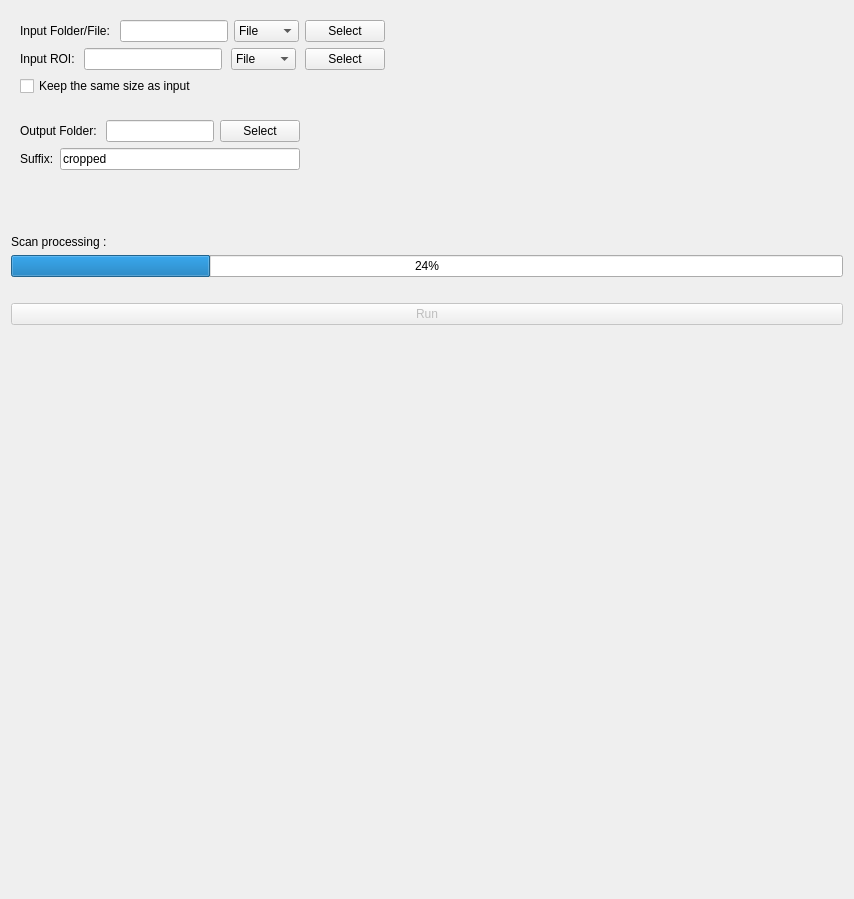
Old version of the form AutoCrop3D/Crop_Volumes_UI/Resources/UI/AutoCrop3D.ui in the repository DCBIA-OrthoLab/SlicerAutomatedDentalTools.
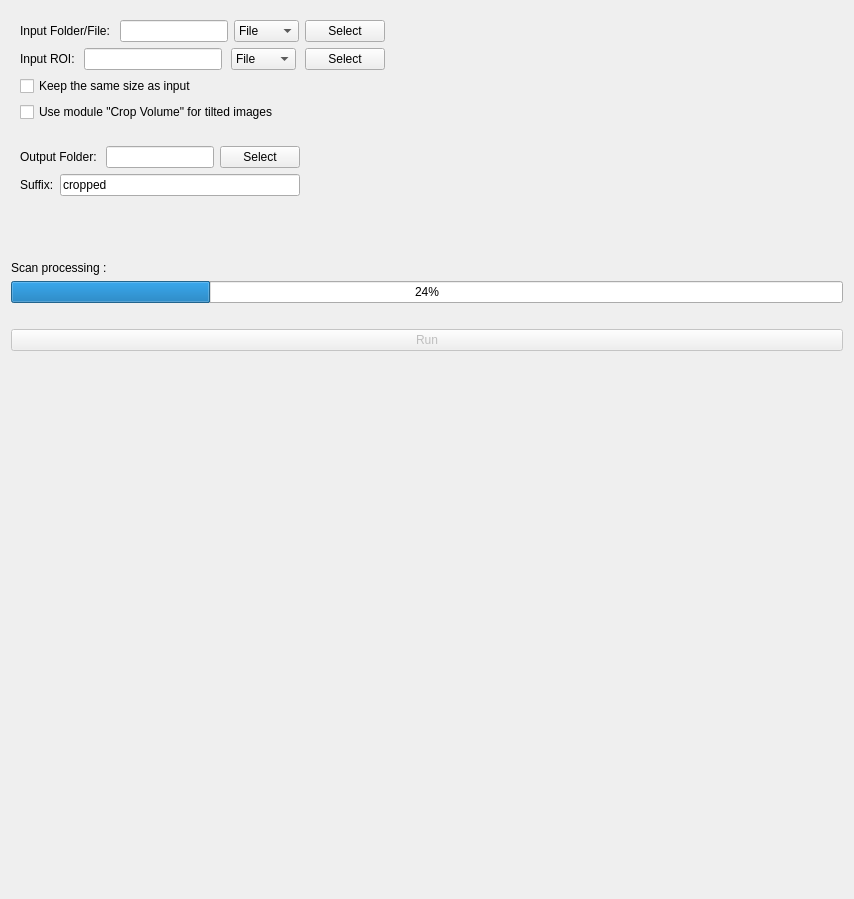
New version of the form. Custom widgets are drawn as their Qt base class.

Commit message: ENH: Call to Crop volume module for tilted images

What changed in the file:
```diff
--- a/AutoCrop3D/Crop_Volumes_UI/Resources/UI/AutoCrop3D.ui
+++ b/AutoCrop3D/Crop_Volumes_UI/Resources/UI/AutoCrop3D.ui
@@ -110,6 +110,13 @@
           </property>
          </widget>
         </item>
+        <item>
+         <widget class="QCheckBox" name="checkBoxCV">
+          <property name="text">
+           <string>Use module &quot;Crop Volume&quot; for tilted images</string>
+          </property>
+         </widget>
+        </item>
         <item>
          <layout class="QHBoxLayout" name="horizontalLayout_11"/>
         </item>
```
The commit also changes 2 other files.
